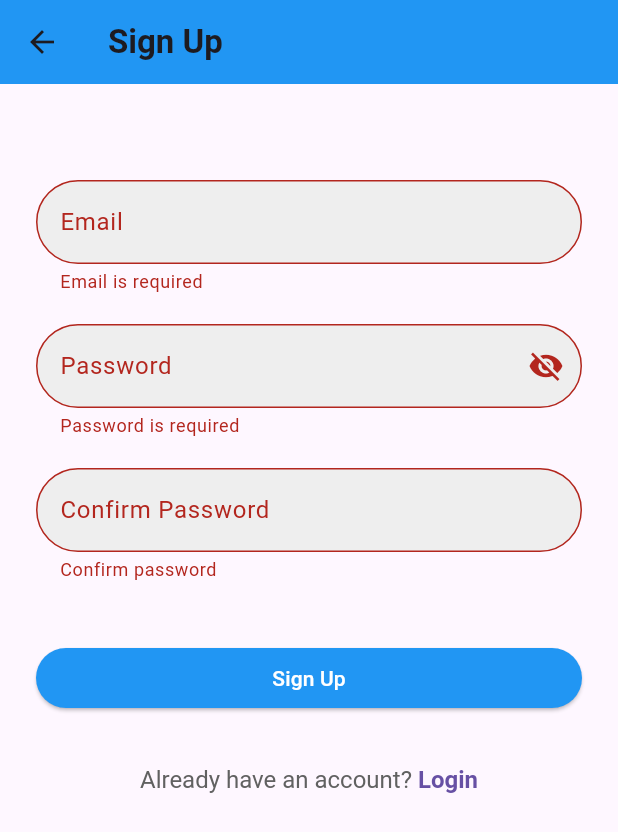
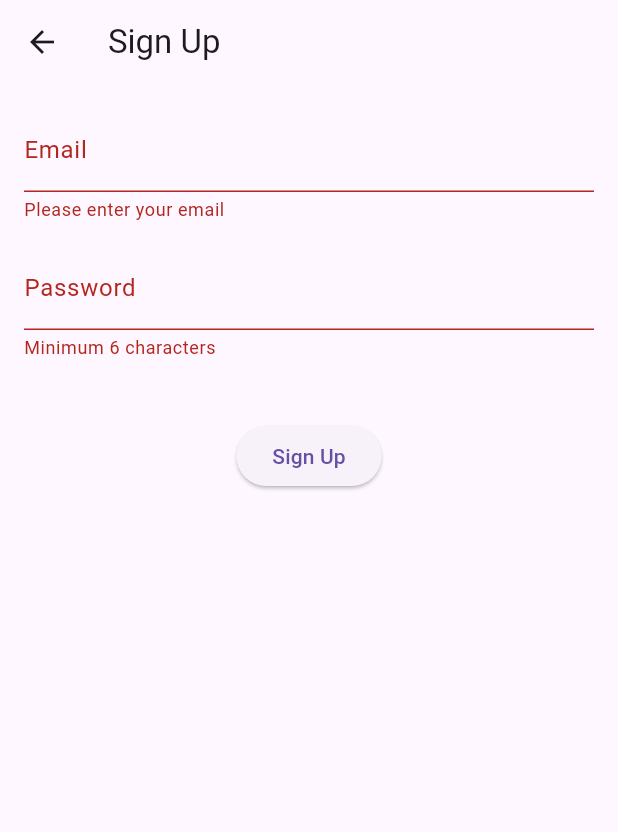
Before and after one commit to TrollTrapper67/Flutter, a Flutter app: the SignupScreen screen opened by its route, after a tap on "Sign Up", on a phone screen of 412 x 824 dp. Shown: the top 832 px of the screen. Run offline on Flutter 3.47's test engine with Material 3 defaults, Android fonts, the phone set to English and light mode, and no system bars; our stand-ins replace cloud_firestore, firebase_auth, firebase_core; accounts and stored records are empty.

Commit message:
piste nga flutter

```diff
--- a/lib/auth/signup.dart
+++ b/lib/auth/signup.dart
@@ -1,5 +1,6 @@
 import 'package:flutter/material.dart';
 import 'package:firebase_auth/firebase_auth.dart';
+import 'package:cloud_firestore/cloud_firestore.dart';
 
 class SignupScreen extends StatefulWidget {
   const SignupScreen({super.key});
@@ -12,163 +13,89 @@ class _SignupScreenState extends State<SignupScreen> {
   final _formKey = GlobalKey<FormState>();
   final _emailController = TextEditingController();
   final _passwordController = TextEditingController();
-  final _confirmPasswordController = TextEditingController();
 
-  bool _passwordVisible = false;
   bool _isLoading = false;
+  String? _errorMessage;
 
-  final FirebaseAuth _auth = FirebaseAuth.instance;
-
-  @override
-  void dispose() {
-    _emailController.dispose();
-    _passwordController.dispose();
-    _confirmPasswordController.dispose();
-    super.dispose();
-  }
-
-  Future<void> _handleSignup() async {
-    if (!(_formKey.currentState?.validate() ?? false)) return;
-
-    setState(() => _isLoading = true);
+  Future<void> _signUp() async {
+    setState(() {
+      _isLoading = true;
+      _errorMessage = null;
+    });
 
     try {
-      if (_passwordController.text.trim() != _confirmPasswordController.text.trim()) {
-        ScaffoldMessenger.of(context).showSnackBar(
-          const SnackBar(content: Text("Passwords do not match")),
-        );
-        return;
-      }
-
-      final userCredential = await _auth.createUserWithEmailAndPassword(
+      // Create user in Firebase Auth
+      UserCredential userCredential = await FirebaseAuth.instance
+          .createUserWithEmailAndPassword(
         email: _emailController.text.trim(),
         password: _passwordController.text.trim(),
       );
 
-      if (userCredential.user != null) {
-        ScaffoldMessenger.of(context).showSnackBar(
-          const SnackBar(content: Text("Account created successfully!")),
-        );
+      final user = userCredential.user!;
+      // Save user info to Firestore
+      await FirebaseFirestore.instance.collection('users').doc(user.uid).set({
+        'email': user.email,
+        'role': 'user', // 👈 default role
+        'createdAt': FieldValue.serverTimestamp(),
+      });
 
-        // Redirect to login after successful signup
-        Navigator.pushReplacementNamed(context, '/login');
+      // Navigate to user dashboard
+      if (mounted) {
+        Navigator.pushReplacementNamed(context, '/home');
       }
     } on FirebaseAuthException catch (e) {
-      String message;
-      if (e.code == 'email-already-in-use') {
-        message = "This email is already registered.";
-      } else if (e.code == 'weak-password') {
-        message = "Password should be at least 6 characters.";
-      } else {
-        message = "Signup failed: ${e.message}";
-      }
-
-      ScaffoldMessenger.of(context).showSnackBar(
-        SnackBar(content: Text(message)),
-      );
+      setState(() {
+        _errorMessage = e.message;
+      });
     } finally {
-      setState(() => _isLoading = false);
+      setState(() {
+        _isLoading = false;
+      });
     }
   }
-
-  OutlineInputBorder _inputBorder(Color color) => OutlineInputBorder(
-        borderRadius: BorderRadius.circular(30.0),
-        borderSide: BorderSide(color: color, width: 1.0),
-      );
 
   @override
   Widget build(BuildContext context) {
     return Scaffold(
-      appBar: AppBar(title: const Text("Sign Up", style: TextStyle(
-        fontWeight: FontWeight.bold),
-      ),
-      backgroundColor: Colors.blue),
-      body: SingleChildScrollView(
-        padding: const EdgeInsets.all(24.0),
+      appBar: AppBar(title: const Text('Sign Up')),
+      body: Padding(
+        padding: const EdgeInsets.all(16.0),
         child: Form(
           key: _formKey,
           child: Column(
-            crossAxisAlignment: CrossAxisAlignment.stretch,
             children: [
-              const SizedBox(height: 40),
               TextFormField(
                 controller: _emailController,
-                decoration: InputDecoration(
-                  labelText: "Email",
-                  border: _inputBorder(Colors.grey.shade300),
-                  filled: true,
-                  fillColor: Colors.grey[200],
-                ),
+                decoration: const InputDecoration(labelText: 'Email'),
+                keyboardType: TextInputType.emailAddress,
                 validator: (value) =>
-                    value == null || value.isEmpty ? "Email is required" : null,
+                    value!.isEmpty ? 'Please enter your email' : null,
               ),
-              const SizedBox(height: 20),
+              const SizedBox(height: 16),
               TextFormField(
                 controller: _passwordController,
-                obscureText: !_passwordVisible,
-                decoration: InputDecoration(
-                  labelText: "Password",
-                  border: _inputBorder(Colors.grey.shade300),
-                  filled: true,
-                  fillColor: Colors.grey[200],
-                  suffixIcon: IconButton(
-                    icon: Icon(
-                      _passwordVisible ? Icons.visibility : Icons.visibility_off,
+                decoration: const InputDecoration(labelText: 'Password'),
+                obscureText: true,
+                validator: (value) =>
+                    value!.length < 6 ? 'Minimum 6 characters' : null,
+              ),
+              const SizedBox(height: 24),
+              if (_errorMessage != null)
+                Text(
+                  _errorMessage!,
+                  style: const TextStyle(color: Colors.red),
+                ),
+              const SizedBox(height: 16),
+              _isLoading
+                  ? const CircularProgressIndicator()
+                  : ElevatedButton(
+                      onPressed: () {
+                        if (_formKey.currentState!.validate()) {
+                          _signUp();
+                        }
+                      },
+                      child: const Text('Sign Up'),
                     ),
-                    onPressed: () {
-                      setState(() => _passwordVisible = !_passwordVisible);
-                    },
-                  ),
-                ),
-                validator: (value) =>
-                    value == null || value.isEmpty ? "Password is required" : null,
-              ),
-              const SizedBox(height: 20),
-              TextFormField(
-                controller: _confirmPasswordController,
-                obscureText: true,
-                decoration: InputDecoration(
-                  labelText: "Confirm Password",
-                  border: _inputBorder(Colors.grey.shade300),
-                  filled: true,
-                  fillColor: Colors.grey[200],
-                ),
-                validator: (value) =>
-                    value == null || value.isEmpty ? "Confirm password" : null,
-              ),
-              const SizedBox(height: 40),
-              _isLoading
-                  ? const Center(child: CircularProgressIndicator())
-                  : ElevatedButton(
-                      onPressed: _handleSignup,
-                      style: ElevatedButton.styleFrom(
-                        backgroundColor: Colors.blue,
-                        foregroundColor: Colors.white,
-                      ),
-                      child: const Text("Sign Up"),
-                    ),
-              const SizedBox(height: 20),
-              TextButton(
-                onPressed: () {
-                  Navigator.pushReplacementNamed(context, '/login');
-                },
-                child: RichText(
-                  text: TextSpan(
-                    text: "Already have an account? ",
-                    style: TextStyle(color: Colors.grey[700], fontSize: 16),
-                    children: [
-                      TextSpan(
-                        text: "Login",
-                        style: TextStyle(
-                          color: Theme.of(context).colorScheme.primary,
-                          fontWeight: FontWeight.bold,
-                          fontSize: 16,
-                        ),
-                      ),
-                    ],
-                  ),
-                ),
-              )
             ],
           ),
         ),
--- a/lib/main.dart
+++ b/lib/main.dart
@@ -2,10 +2,10 @@ import 'package:flutter/material.dart';
 import 'package:firebase_core/firebase_core.dart';
 import 'package:flutter_project_final/auth/login.dart';
 import 'package:flutter_project_final/auth/signup.dart';
-import 'package:flutter_project_final/screens/home.dart';
+import 'package:flutter_project_final/screens/userhome.dart';
 import 'firebase_options.dart'; // generated by FlutterFire CLI
 
-void main() async {
+Future<void> main() async {
   await Firebase.initializeApp(
     options: DefaultFirebaseOptions.currentPlatform,
   );
--- a/lib/screens/home.dart
+++ b/lib/screens/userhome.dart
@@ -53,16 +53,16 @@ class HomeScreen extends StatelessWidget {
       children: [
         _actionCard(Icons.account_balance, 'Loan', () {
           // Navigate to the Loan screen
-          Navigator.pushNamed(context, '/loan');
+          Navigator.pushNamed(context, '/userloan');
         }),
         const SizedBox(width: 8),
         _actionCard(Icons.payment, 'Pay', () {
           // Navigate to the Payment screen
-          Navigator.pushNamed(context, '/payment');
+          Navigator.pushNamed(context, '/userpayment');
         }),
         const SizedBox(width: 8),
         _actionCard(Icons.history, 'View History', () {
-          Navigator.pushNamed(context, '/history');
+          Navigator.pushNamed(context, '/userhistory');
         }),
       ],
     );
--- a/pubspec.yaml
+++ b/pubspec.yaml
@@ -31,11 +31,12 @@ dependencies:
   flutter:
     sdk: flutter
   firebase_core: ^3.4.0   # (latest as of 2025)
-  firebase_auth: ^5.3.1   # (latest as of 2025)
+  firebase_auth: ^5.7.0   # (latest as of 2025)
 
   # The following adds the Cupertino Icons font to your application.
   # Use with the CupertinoIcons class for iOS style icons.
   cupertino_icons: ^1.0.8
+  cloud_firestore: ^5.6.12
 
 
 dev_dependencies:
```
Also changed, not shown: lib/screens/admin_dashboard.dart (added, +13 -0 lines), lib/screens/userhistory.dart (renamed from lib/screens/history.dart), lib/screens/userloan.dart (renamed from lib/screens/loan.dart), lib/screens/userpayment.dart (renamed from lib/screens/payment.dart), pubspec.lock, 3 other files.
